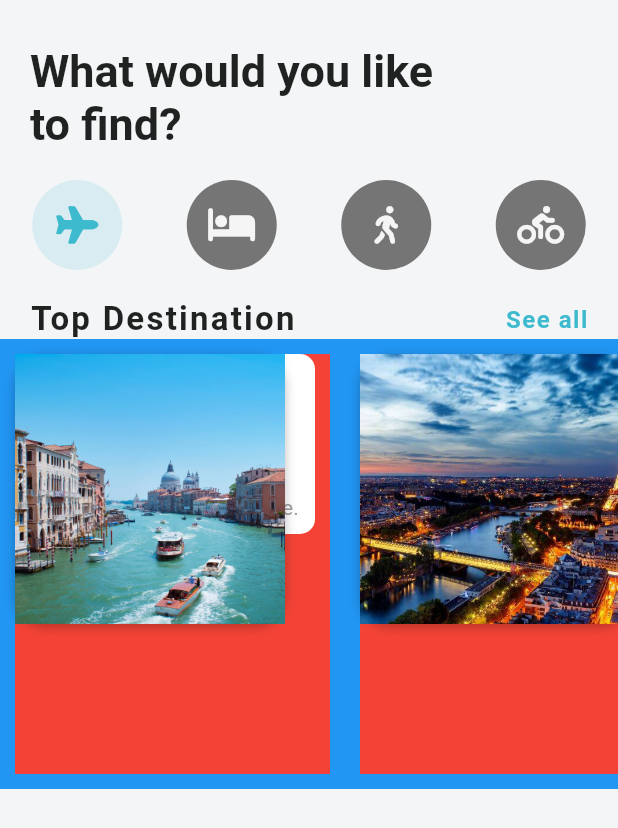
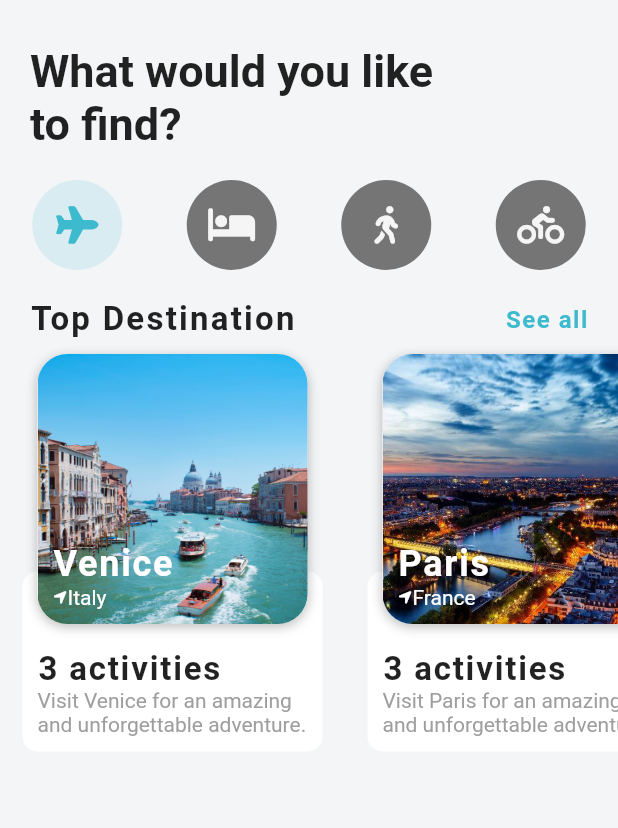
Before and after one commit to theJohnCode/flutter_travel_ui, a Flutter app: the screen it shows after launch, on a phone screen of 412 x 824 dp. Shown: the top 828 px of the screen. Run offline on Flutter 3.47's test engine with Material 2 defaults, Android fonts, the phone set to English and light mode, and no system bars; our stand-ins replace font_awesome_flutter.

Commit message:
done with destination carousel

```diff
--- a/lib/widgets/destination_carousel.dart
+++ b/lib/widgets/destination_carousel.dart
@@ -1,4 +1,5 @@
 import 'package:flutter/material.dart';
+import 'package:font_awesome_flutter/font_awesome_flutter.dart';
 import 'package:travel_ui_app/models/destination_model.dart';
 
 class DestinationCarousel extends StatelessWidget {
@@ -33,9 +34,8 @@ class DestinationCarousel extends StatelessWidget {
                 ),
               ]),
         ),
-        Container(
+        SizedBox(
           height: 300,
-          color: Colors.blue,
           child: ListView.builder(
             scrollDirection: Axis.horizontal,
             itemCount: destinations.length,
@@ -44,10 +44,12 @@ class DestinationCarousel extends StatelessWidget {
               return Container(
                 margin: const EdgeInsets.all(10),
                 width: 210,
-                color: Colors.red,
                 child: Stack(
+                  alignment: Alignment.topCenter,
                   children: <Widget>[
-                    Container(
+                    Positioned(
+                      bottom: 15,
+                      child: Container(
                         height: 120.0,
                         width: 200.0,
                         decoration: BoxDecoration(
@@ -75,6 +77,7 @@ class DestinationCarousel extends StatelessWidget {
                               ]),
                         ),
                       ),
+                    ),
                     Container(
                       decoration: BoxDecoration(
                         color: Colors.white,
@@ -89,11 +92,48 @@ class DestinationCarousel extends StatelessWidget {
                       ),
                       child: Stack(
                         children: [
-                          Image(
+                          ClipRRect(
+                            borderRadius: BorderRadius.circular(20),
+                            child: Image(
                               image: AssetImage(destination.imageUrl),
                               height: 180,
                               width: 180,
                               fit: BoxFit.cover,
+                            ),
+                          ),
+                          Positioned(
+                            left: 10,
+                            bottom: 10,
+                            child: Column(
+                              crossAxisAlignment: CrossAxisAlignment.start,
+                              children: [
+                                Text(
+                                  destination.city,
+                                  style: const TextStyle(
+                                      fontSize: 24,
+                                      fontWeight: FontWeight.w600,
+                                      letterSpacing: 1.2,
+                                      color: Colors.white),
+                                ),
+                                Row(
+                                  children: [
+                                    const Icon(
+                                      FontAwesomeIcons.locationArrow,
+                                      size: 10,
+                                      color: Colors.white,
+                                    ),
+                                    const SizedBox(
+                                      height: 5,
+                                    ),
+                                    Text(
+                                      destination.country,
+                                      style:
+                                          const TextStyle(color: Colors.white),
+                                    ),
+                                  ],
+                                ),
+                              ],
+                            ),
                           ),
                         ],
                       ),
--- /dev/null
+++ b/lib/widgets/hotel_carousel.dart
@@ -0,0 +1,10 @@
+import 'package:flutter/material.dart';
+
+class HotelCarousel extends StatelessWidget {
+  const HotelCarousel({Key? key}) : super(key: key);
+
+  @override
+  Widget build(BuildContext context) {
+    return
+  }
+}
```
Lines whose indentation alone changed are shown as unchanged.
